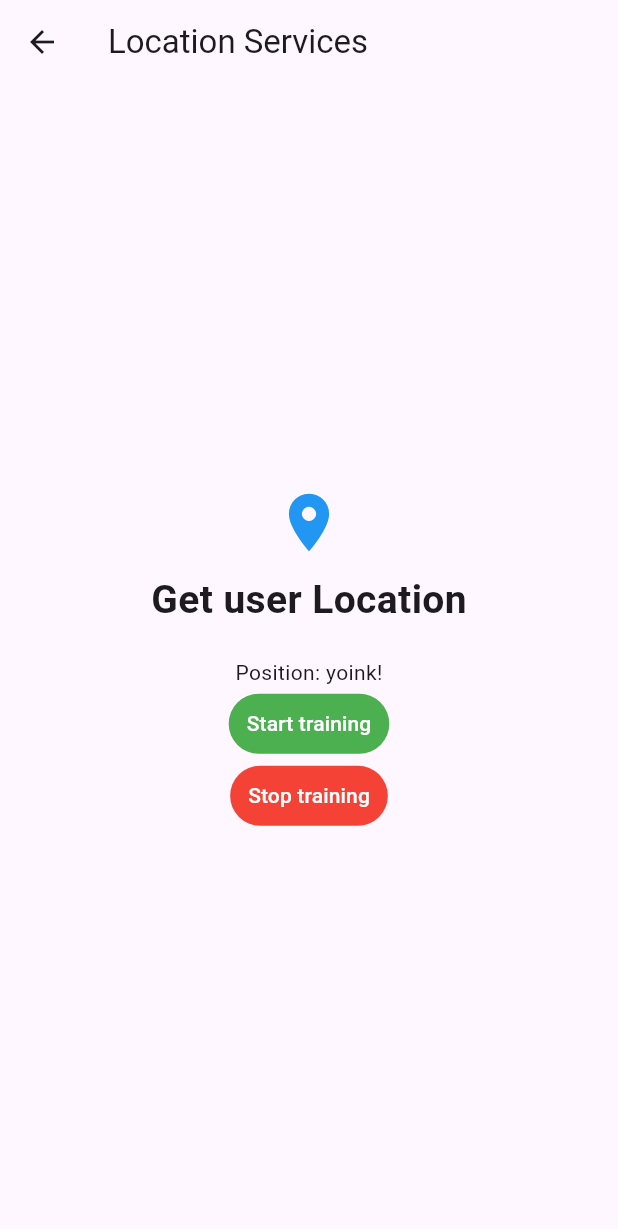
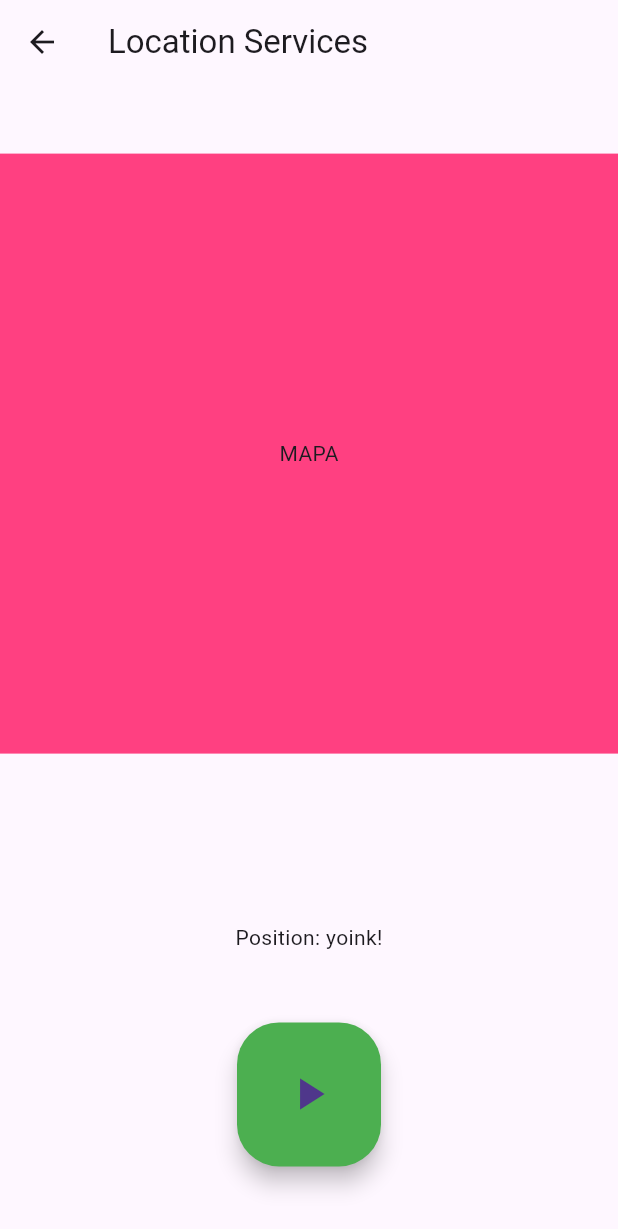
Before and after one commit to marcinmielni/Traqer, a Flutter app: the LocationApp screen opened directly, on a phone screen of 412 x 824 dp. Shown: the top 1229 px of the screen. Run offline on Flutter 3.47's test engine with Material 3 defaults, Android fonts, the light colour scheme and no system bars; our stand-ins replace flutter_speed_dial, geolocator, permission_handler; missing offline and left inert: open_settings.

Commit message:
+animated button for start/stop tracking

```diff
--- a/lib/Views/LocationApp.dart
+++ b/lib/Views/LocationApp.dart
@@ -1,12 +1,15 @@
 import 'dart:async';
+import 'package:flutter_speed_dial/flutter_speed_dial.dart';
 import '../Controllers/location_controller.dart';
 import 'package:flutter/cupertino.dart';
 import 'package:flutter/material.dart';
 import 'package:geolocator/geolocator.dart';
 
+import '../animated_button.dart';
+
 class LocationApp extends StatefulWidget {
 
-  const LocationApp( {Key? key}) : super(key: key);
+  const LocationApp({Key? key}) : super(key: key);
 
 
   @override
@@ -25,55 +28,25 @@ class _LocationAppState extends State<LocationApp> {
             title: const Text("Location Services"),
 
           ),
-
           body: Center(
               child: Column(
-                mainAxisAlignment: MainAxisAlignment.center,
+
                 crossAxisAlignment: CrossAxisAlignment.center,
+                mainAxisAlignment:  MainAxisAlignment.spaceEvenly,
                 children: [
-                  const Icon(
-                      Icons.location_on,
-                      size: 46.0,
-                      color: Colors.blue
-                  ),
-                  const SizedBox(
-                      height: 10.0
-                  ),
-                  const Text(
-                    "Get user Location",
-                    style: TextStyle(
-                        fontSize: 26.0, fontWeight: FontWeight.bold),
+                  Container(
+                    height: 400,
+                    width: double.infinity,
+                    color: Colors.pinkAccent,
+                    child: const Center(
+                      child: Text("MAPA"),
+                    ),
                   ),
                   const SizedBox(
                     height: 20.0,
                   ),
-                  Text("Position: yoink!"),
-                  TextButton(
-                    style: const ButtonStyle(
-                        backgroundColor: MaterialStatePropertyAll(Colors.green)
-                    ),
-                    onPressed: () {
-                      if (true) {
-                        int i;
-                      }
-                    },
-                    child: const Text("Start training",
-                        style: TextStyle(
-                          color: Colors.white,
-                        )),
-                  ),
-                  TextButton(
-                    style: const ButtonStyle(
-                        backgroundColor: MaterialStatePropertyAll(Colors.red)
-                    ),
-                    onPressed: () {
-                      int i;
-                    },
-                    child: const Text("Stop training",
-                        style: TextStyle(
-                          color: Colors.white,
-                        )),
-                  )
+                  const Text("Position: yoink!"),
+                  const Center(child: AnimatedButton()),
                 ],
               )
           )
--- a/lib/Views/menu.dart
+++ b/lib/Views/menu.dart
@@ -1,7 +1,6 @@
 import 'package:flutter/material.dart';
 import 'package:flutter_speed_dial/flutter_speed_dial.dart';
 import 'package:traqer/Views/my_activities.dart';
-
 import 'about.dart';
 
 
@@ -18,8 +17,8 @@ class _MenuState extends State<Menu> {
   @override
   Widget build(BuildContext context) {
     return SpeedDial(
-      buttonSize: const Size(65,65),
-      childrenButtonSize: const Size(65, 65),
+      buttonSize: const Size(80,80),
+      childrenButtonSize: const Size(80, 80),
       animatedIcon: AnimatedIcons.menu_close,
       children: [
         SpeedDialChild(
--- /dev/null
+++ b/lib/animated_button.dart
@@ -0,0 +1,39 @@
+import 'dart:async';
+import 'package:flutter/cupertino.dart';
+import 'package:flutter/material.dart';
+import 'package:geolocator/geolocator.dart';
+import 'package:permission_handler/permission_handler.dart';
+
+import 'main.dart';
+
+class AnimatedButton extends StatefulWidget {
+
+  const AnimatedButton({super.key});
+
+  @override
+  State<AnimatedButton> createState() => _AnimatedButtonState();
+}
+
+class _AnimatedButtonState extends State<AnimatedButton> {
+
+  static const List<(Color? background, Widget?)> customizations =
+  <(Color?, Widget?)>[
+    (Colors.green, Icon(Icons.play_arrow)),
+    (Colors.red, Icon(Icons.pause)),
+  ];
+  static int index = 0; // Selects the customization.
+
+  @override
+  Widget build(BuildContext context) {
+    return FloatingActionButton.large(
+        onPressed: () {
+          setState(() {
+            index = (index + 1) % customizations.length;
+          });
+
+        },
+        backgroundColor: customizations[index].$1,
+        child: customizations[index].$2,
+      );
+  }
+}
--- a/pubspec.yaml
+++ b/pubspec.yaml
@@ -20,7 +20,7 @@ publish_to: 'none' # Remove this line if you wish to publish to pub.dev
 version: 1.0.0+1
 
 environment:
-  sdk: '>=2.18.5 <3.0.0'
+  sdk: '3.2.0'
 
 # Dependencies specify other packages that your package needs in order to work.
 # To automatically upgrade your package dependencies to the latest versions
```
Also changed, not shown: lib/Views/Home.dart (+12 -4 lines), lib/Views/liveData.dart (+14 -3 lines), lib/main.dart (+1 -6 lines), pubspec.lock.
